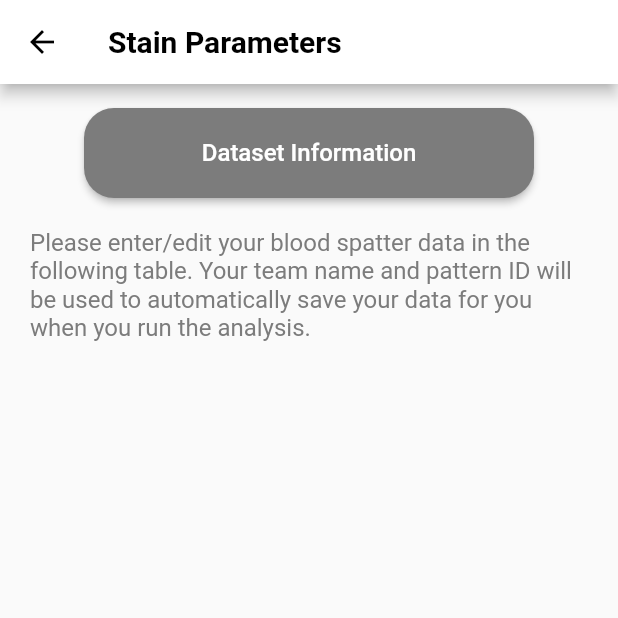
After one commit to abhinavmanocha/ProjectSherlock, a Flutter app: the screen it shows after launch, after a tap on "Go to Stain Parameters", on a phone screen of 412 x 824 dp, the top half of it. The commit adds this screen. Run offline on Flutter 3.47's test engine with Material 2 defaults, Android fonts, the light colour scheme and no system bars; missing offline and left inert: dart:html.

Commit message:
started Stain Parameters page

```diff
--- a/sherlock/lib/main.dart
+++ b/sherlock/lib/main.dart
@@ -1,7 +1,11 @@
 import 'package:flutter/material.dart';
+import 'stain_parameters.dart';
 
 void main() {
-  runApp(const MyApp());
+  runApp(const MaterialApp(
+    title: 'Sherlock',
+    home: MyApp(),
+  ));
 }
 
 @immutable
@@ -34,6 +38,17 @@ class MyApp extends StatelessWidget {
                       color: Colors.grey[900],
                     ),
                   ),
+                  ElevatedButton(
+                    child: Text('Go to Stain Parameters'),
+                    onPressed: () {
+                      // Navigate to second route when tapped.
+                      Navigator.push(
+                        context,
+                        MaterialPageRoute(
+                            builder: (context) => const StainParameters()),
+                      );
+                    },
+                  )
                 ], // children
               )),
         ));
--- /dev/null
+++ b/sherlock/lib/stain_parameters.dart
@@ -0,0 +1,63 @@
+import 'dart:html';
+
+import 'package:flutter/material.dart';
+
+Color sherlockGrey = const Color(0xFF7C7C7C);
+Color sherlockDarkGreen = const Color(0xFF215A47);
+Color sherlockBorderGreen = const Color(0xFF028958);
+Color sherlockLightGreen = const Color(0xFFE8F3F5);
+
+class StainParameters extends StatelessWidget {
+  const StainParameters({Key? key}) : super(key: key);
+
+  @override
+  Widget build(BuildContext context) {
+    return Scaffold(
+        appBar: AppBar(
+          title: const Text(
+            "Stain Parameters",
+            style: TextStyle(
+              fontWeight: FontWeight.w700,
+            ),
+          ),
+          backgroundColor: Colors.white,
+          foregroundColor: Colors.black,
+        ),
+        body: Container(
+          alignment: Alignment.topCenter,
+          padding: const EdgeInsets.fromLTRB(0, 16, 0, 0),
+          child: Column(children: [
+            ElevatedButton(
+              onPressed: () {
+                // Navigate back to first route when tapped.
+                Navigator.pop(context);
+              },
+              child: const Text(
+                "Dataset Information",
+                style: TextStyle(
+                  fontSize: 16,
+                ),
+              ),
+              style: ElevatedButton.styleFrom(
+                  fixedSize: const Size(300, 60),
+                  primary: sherlockGrey,
+                  padding: const EdgeInsets.all(20),
+                  shape: RoundedRectangleBorder(
+                      borderRadius: BorderRadius.circular(20))),
+            ),
+            Container(
+              padding: const EdgeInsets.all(20),
+              child: Text(
+                "Please enter/edit your blood spatter data in the following table."
+                " Your team name and pattern ID will be used to automatically save"
+                " your data for you when you run the analysis.",
+                style: TextStyle(
+                  fontSize: 16,
+                  color: sherlockGrey,
+                ),
+              ),
+            )
+          ]),
+        ));
+  }
+}
```
Also changed, not shown: 32 other files.
